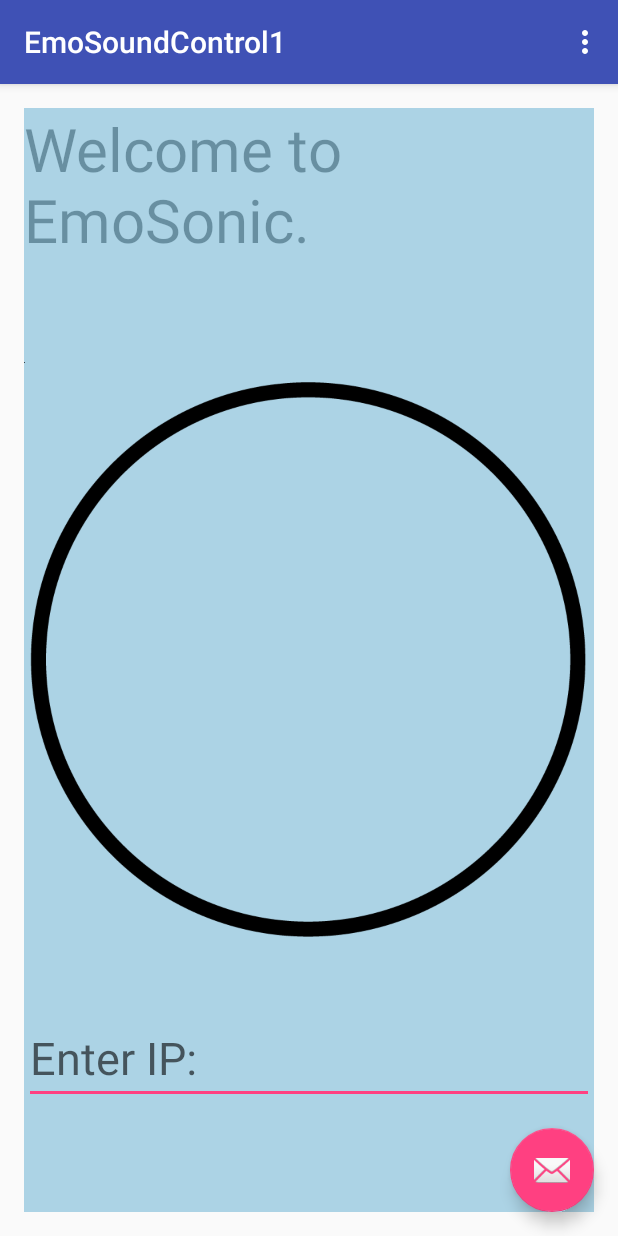
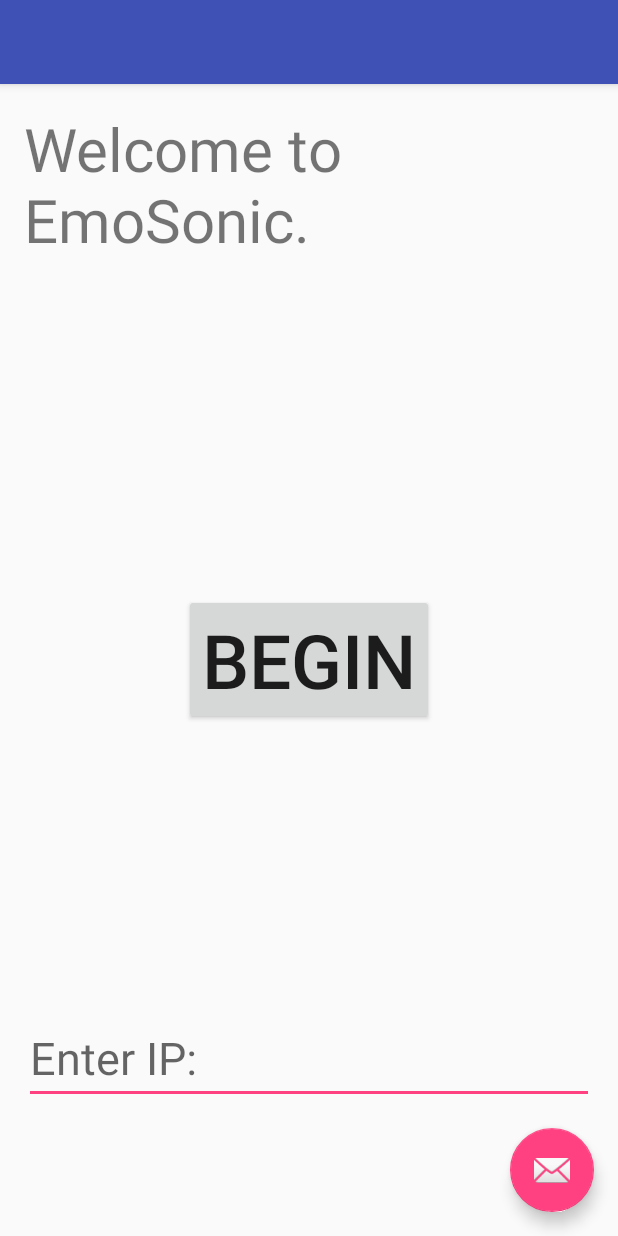
Before and after one commit to wiccy46/EmoSoundRatingControl, an Android app: the screen it shows after launch (MainActivity), on a phone screen of 412 x 824 dp. Run offline under Robolectric (Android 15) with nearby library versions, the phone set to English and light mode, and no system bars.

```diff
--- a/app/build.gradle
+++ b/app/build.gradle
@@ -5,7 +5,7 @@ android {
     buildToolsVersion "23.0.2"
 
     defaultConfig {
-        applicationId "com.jiajunyang.emosoundcontrol1"
+        applicationId "com.jiajunyang.emosoundratingcontrol"
         minSdkVersion 19
         targetSdkVersion 23
         versionCode 1
--- a/app/src/main/AndroidManifest.xml
+++ b/app/src/main/AndroidManifest.xml
@@ -1,6 +1,6 @@
 <?xml version="1.0" encoding="utf-8"?>
 <manifest xmlns:android="http://schemas.android.com/apk/res/android"
-    package="com.jiajunyang.emosoundcontrol1">
+    package="com.jiajunyang.emosoundratingcontrol">
     <uses-permission android:name="android.permission.INTERNET" />
     <uses-permission android:name="android.permission.ACCESS_NETWORK_STATE"/>
     <application
@@ -10,7 +10,7 @@
         android:supportsRtl="true"
         android:theme="@style/AppTheme">
         <activity
-            android:name=".MainActivity"
+            android:name="com.jiajunyang.emosoundratingcontrol.MainActivity"
             android:label="@string/app_name"
             android:theme="@style/AppTheme.NoActionBar">
             <intent-filter>
@@ -19,6 +19,8 @@
                 <category android:name="android.intent.category.LAUNCHER" />
             </intent-filter>
         </activity>
+
+        <activity android:name="com.jiajunyang.emosoundratingcontrol.Test"></activity> // This is needed when you have multiple activities.
     </application>
 
 </manifest>
--- a/app/src/main/java/com/jiajunyang/emosoundcontrol1/MainActivity.java
+++ /dev/null
@@ -1,216 +0,0 @@
-package com.jiajunyang.emosoundcontrol1;
-
-
-import android.os.Bundle;
-import android.support.design.widget.FloatingActionButton;
-import android.support.design.widget.Snackbar;
-import android.support.v7.app.AppCompatActivity;
-import android.support.v7.widget.Toolbar;
-import android.util.Log;
-import android.view.View;
-import android.view.Menu;
-import android.view.MenuItem;
-
-import android.os.Build;
-import android.view.ViewTreeObserver;
-import android.widget.EditText;
-import android.widget.TextView;
-import android.view.MotionEvent;
-import android.widget.Toast;
-
-import java.net.*;
-import java.util.*;
-import com.illposed.osc.*;
-
-
-
-
-public class MainActivity extends AppCompatActivity {
-    // Define UDP prt for send.
-    private String myIP = "192.168.11.93";
-    private int myPort = 50010;
-
-    private float touchViewWidth; // Locate touchView dimension
-    private float touchViewHeight;
-
-    // This is for sending messagign.
-    private OSCPortOut oscPortOut;
-
-    // currently there is a bug that simply click on the number box will trigger the validation?
-    public void enterIP(View view) {
-        EditText yourIP = (EditText) findViewById(R.id.ip_address);
-        boolean validIP = true;
-        IPAddressValidator ipvalidator = new IPAddressValidator();
-
-        try {
-            // This is not robust, you need to detect whether the input is in XXX.XXX.XX.XX form.
-            myIP = yourIP.getText().toString(); // myIP is global variable
-
-            validIP = ipvalidator.validate(myIP);
-        } catch (NullPointerException e)
-        {
-            Log.d("Error", "Input address is NULL");
-        }
-        if (validIP){
-            Toast.makeText(getApplicationContext(), "New IP is " + myIP, Toast.LENGTH_LONG).show();
-        }
-        else {
-            Toast.makeText(getApplicationContext(), "Invalid IP, correct format,e.g. 192.168.0.1, 255.255.255.255.", Toast.LENGTH_LONG).show();
-        }
-    }
-
-    // OSC thread for sending information.
-    public class oscThread implements  Runnable{
-        private float x;
-        private float y;
-
-        // Updating parameters
-        public oscThread(float x, float y){
-            this.x = x;
-            this.y = y;
-        }
-
-        // Run the thread.
-        @Override
-        public void run(){
-            try{
-                // Connect to IP and port
-
-                oscPortOut  = new OSCPortOut(InetAddress.getByName(myIP), myPort);
-            } catch(UnknownHostException e) {
-                Log.d("OSC2", "OSC Port Out UnknownHoseException");
-                //Error handling when your IP is not found
-                return;
-            } catch (SocketException e){
-                // Report error
-                Log.d("OSC2", "Socket exception error!");
-            }
-
-            /* 2nd loop infinitely and send messages every x ms.
-            * */
-            if (oscPortOut != null){
-                ArrayList<Object> messageToSend = new ArrayList<>();
-                // ArrayList<Object> messageToSend = new ArrayList<Object>();
-                // Append message
-                messageToSend.add(Float.toString(x));
-                messageToSend.add(Float.toString(y));
-                OSCMessage message = new OSCMessage("/a", messageToSend);
-                try{
-                    // Send messages
-                    oscPortOut.send(message);
-                } catch (Exception e){
-                    Log.d("OSC2", "Failed to send.");
-                }
-            }
-        }
-    }
-
-
-    @Override
-    protected void onCreate(Bundle savedInstanceState) {
-
-        super.onCreate(savedInstanceState);
-        setContentView(R.layout.activity_main);
-        Toolbar toolbar = (Toolbar) findViewById(R.id.toolbar);
-        setSupportActionBar(toolbar);
-
-        final TextView textView = (TextView)findViewById(R.id.textView);
-        final View touchView = findViewById(R.id.touchView); // listen for touch event;
-
-        // Get the width and height of the control panel.
-        touchView.getViewTreeObserver().addOnGlobalLayoutListener(new ViewTreeObserver.OnGlobalLayoutListener() {
-            @Override
-            public void onGlobalLayout() {
-                if (Build.VERSION.SDK_INT >= Build.VERSION_CODES.JELLY_BEAN) {
-                    touchView.getViewTreeObserver().removeOnGlobalLayoutListener(this);
-                } else {
-                    touchView.getViewTreeObserver().removeGlobalOnLayoutListener(this);
-                }
-                touchViewWidth = touchView.getWidth();
-                touchViewHeight = touchView.getHeight();
-            }
-
-
-        });
-
-//
-
-        touchView.setOnTouchListener(new View.OnTouchListener() {
-            @Override
-            public boolean onTouch(View v, MotionEvent event) {
-                int pointerIndex = event.getActionIndex();
-                switch( event.getAction()){
-                    case MotionEvent.ACTION_DOWN: {
-                        float x = (event.getX(pointerIndex) / touchViewWidth - 0.5f) * 2.f;
-                        float y = -2.f * (event.getY(pointerIndex)/(touchViewHeight * 0.9f) - 0.5f);
-                        Log.d("CLICK", " click!");
-                        textView.setText("Touch coordinates : " +
-                                String.valueOf(x) + " x " + String.valueOf(y));
-                        Thread t = new Thread(new oscThread(x, y));
-                        t.start();
-
-                    }
-
-//                    case MotionEvent.ACTION_POINTER_DOWN: {
-//                        float x = (event.getX(pointerIndex) / touchViewWidth - 0.5f) * 2.f;
-//                        float y = -2.f * (event.getY(pointerIndex)/(touchViewHeight * 0.9f) - 0.5f);
-//                        Log.d("CLICK", " click!");
-//                        textView.setText("Touch coordinates : " +
-//                                String.valueOf(x) + " x " + String.valueOf(y));
-//                        Thread t = new Thread(new oscThread(x, y));
-//                        t.start();
-//
-//                    }
-
-//                    case MotionEvent.ACTION_MOVE: {
-//                        float x = (event.getX() / touchViewWidth - 0.5f) * 2.f;
-//                        float y = -2.f * (event.getY()/(touchViewHeight * 0.9f) - 0.5f);
-//                        Log.d("CLICK", " click!");
-//                        textView.setText("Touch coordinates : " +
-//                                String.valueOf(x) + " x " + String.valueOf(y));
-//                        Thread t = new Thread(new oscThread(x, y));
-//                        t.start();
-//
-//                    }
-
-
-                }
-                return true;
-            }
-        });
-
-
-        FloatingActionButton fab = (FloatingActionButton) findViewById(R.id.fab);
-        fab.setOnClickListener(new View.OnClickListener() {
-            @Override
-            public void onClick(View view) {
-                Snackbar.make(view, "Replace with your own action", Snackbar.LENGTH_LONG)
-                        .setAction("Action", null).show();
-            }
-        });
-
-
-    }
-
-    @Override
-    public boolean onCreateOptionsMenu(Menu menu) {
-        // Inflate the menu; this adds items to the action bar if it is present.
-        getMenuInflater().inflate(R.menu.menu_main, menu);
-        return true;
-    }
-
-    @Override
-    public boolean onOptionsItemSelected(MenuItem item) {
-        // Handle action bar item clicks here. The action bar will
-        // automatically handle clicks on the Home/Up button, so long
-        // as you specify a parent activity in AndroidManifest.xml.
-        int id = item.getItemId();
-
-        //noinspection SimplifiableIfStatement
-        if (id == R.id.action_settings) {
-            return true;
-        }
-
-        return super.onOptionsItemSelected(item);
-    }
-}
--- a/app/src/main/java/com/jiajunyang/emosoundcontrol1/IPAddressValidator.java
+++ b/app/src/main/java/com/jiajunyang/emosoundratingcontrol/IPAddressValidator.java
@@ -1,4 +1,4 @@
-package com.jiajunyang.emosoundcontrol1;
+package com.jiajunyang.emosoundratingcontrol;
 
 /**
  * Created by jiajunyang on 26/05/16.
--- a/app/src/main/res/layout/activity_main.xml
+++ b/app/src/main/res/layout/activity_main.xml
@@ -5,7 +5,7 @@
     android:layout_width="match_parent"
     android:layout_height="match_parent"
     android:fitsSystemWindows="true"
-    tools:context="com.jiajunyang.emosoundcontrol1.MainActivity">
+    tools:context="com.jiajunyang.emosoundratingcontrol.MainActivity">
 
     <android.support.design.widget.AppBarLayout
         android:layout_width="match_parent"
--- a/app/src/main/res/layout/content_main.xml
+++ b/app/src/main/res/layout/content_main.xml
@@ -9,7 +9,7 @@
     android:paddingRight="@dimen/activity_horizontal_margin"
     android:paddingTop="@dimen/activity_vertical_margin"
     app:layout_behavior="@string/appbar_scrolling_view_behavior"
-    tools:context="com.jiajunyang.emosoundcontrol1.MainActivity"
+    tools:context="com.jiajunyang.emosoundratingcontrol.MainActivity"
     tools:showIn="@layout/activity_main">
 
 
@@ -21,29 +21,6 @@
         android:textSize="40dp"
         android:layout_alignParentTop="true"
         android:layout_alignParentStart="true" />
-
-    <TextView
-        android:id="@+id/touchView"
-        android:background="#498ec0"
-        android:layout_weight="1"
-        android:layout_width="wrap_content"
-        android:layout_height="wrap_content"
-        android:alpha="0.5"
-        android:backgroundTint="#5eacd0"
-        android:backgroundTintMode="src_atop"
-        android:padding="500dp"
-        android:layout_alignTop="@+id/circleView"
-        android:layout_alignBottom="@+id/circleView"
-        android:layout_alignStart="@+id/circleView"
-        android:layout_alignEnd="@+id/circleView" />
-
-    <ImageView
-        android:layout_width="wrap_content"
-        android:layout_height="wrap_content"
-        android:id="@+id/circleView"
-        android:layout_centerVertical="true"
-        android:layout_centerHorizontal="true"
-        android:src="@drawable/circle" />
 
     <EditText
         android:id="@+id/ip_address"
@@ -58,5 +35,15 @@
         android:layout_alignParentBottom="true"
         android:layout_alignParentStart="true" />
 
+    <Button
+        android:layout_width="wrap_content"
+        android:layout_height="wrap_content"
+        android:text="@string/startTest"
+        android:id="@+id/StartTest"
+        android:layout_centerVertical="true"
+        android:layout_centerHorizontal="true"
+        android:textSize="50dp"
+        android:onClick="onStartButton" />
+
 
 </RelativeLayout>
--- a/app/src/main/res/menu/menu_main.xml
+++ b/app/src/main/res/menu/menu_main.xml
@@ -1,7 +1,7 @@
 <menu xmlns:android="http://schemas.android.com/apk/res/android"
     xmlns:app="http://schemas.android.com/apk/res-auto"
     xmlns:tools="http://schemas.android.com/tools"
-    tools:context="com.jiajunyang.emosoundcontrol1.MainActivity">
+    tools:context="com.jiajunyang.emosoundratingcontrol.MainActivity">
     <item
         android:id="@+id/action_settings"
         android:orderInCategory="100"
--- a/app/src/main/res/values/strings.xml
+++ b/app/src/main/res/values/strings.xml
@@ -3,4 +3,5 @@
     <string name="action_settings">Settings</string>
     <string name="welcome">Welcome to EmoSonic.</string>
     <string name="enterIPHint">Enter IP:</string>
+    <string name="startTest">Begin</string>
 </resources>
```
Also changed, not shown: app/src/main/java/com/jiajunyang/emosoundratingcontrol/MainActivity.java (added, +138 -0 lines), app/src/main/java/com/jiajunyang/emosoundratingcontrol/Test.java (added, +21 -0 lines), app/src/main/res/layout/test.xml (added, +13 -0 lines), gradle/wrapper/gradle-wrapper.properties, 4 other files.
